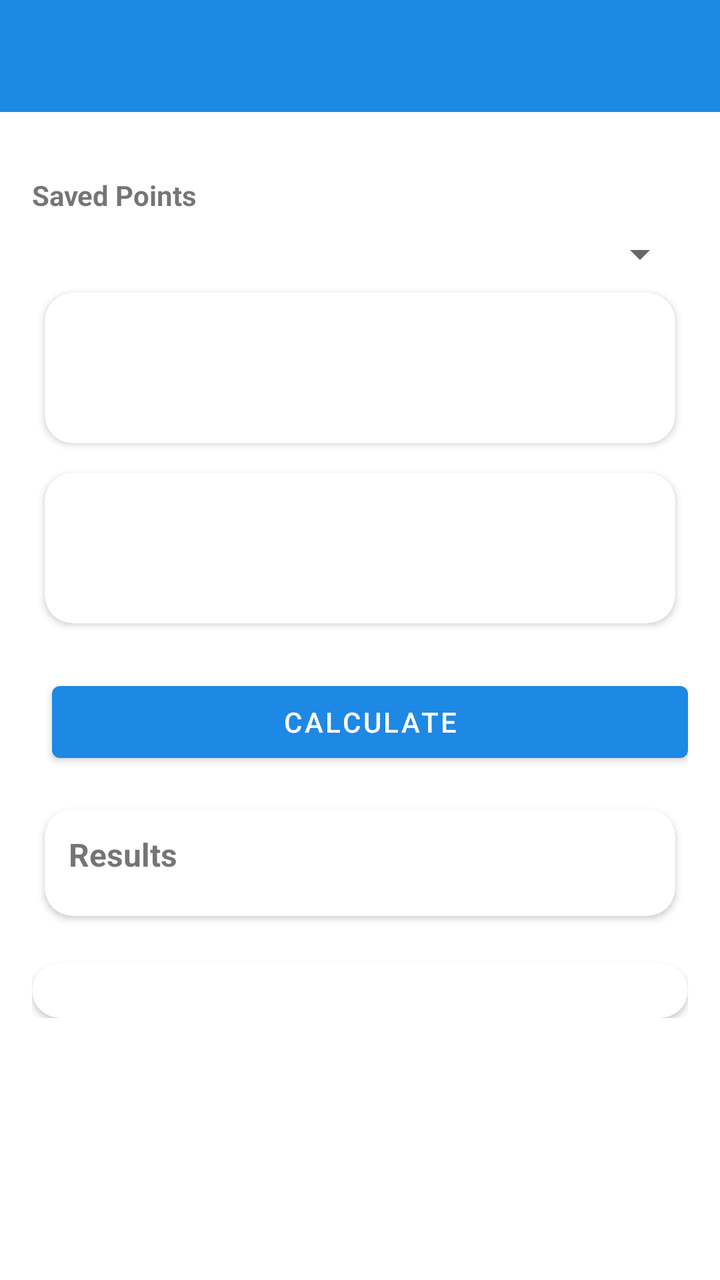
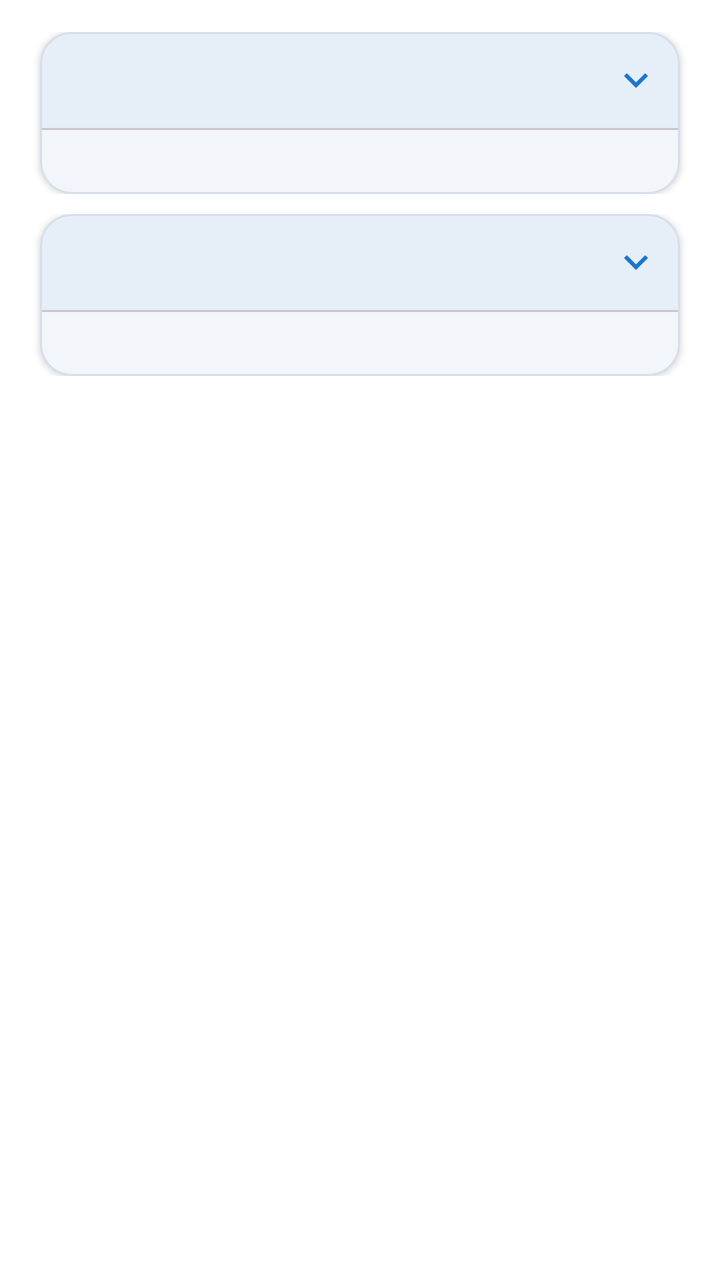

Screens rendered from an Android XML layout before and after an edit, with the pre-edit source and the edit as a unified diff.
<!-- AndroidManifest.xml: application theme Theme.LandNv4 -->
<!-- res/layout/activity_distance_calculator.xml -->
<?xml version="1.0" encoding="utf-8"?>
<LinearLayout xmlns:android="http://schemas.android.com/apk/res/android"
    xmlns:app="http://schemas.android.com/apk/res-auto"
    android:layout_width="match_parent"
    android:layout_height="match_parent"
    android:orientation="vertical">

    <include layout="@layout/include_toolbar"/>

    <ScrollView xmlns:android="http://schemas.android.com/apk/res/android"
        xmlns:app="http://schemas.android.com/apk/res-auto"
        android:layout_width="match_parent"
        android:layout_height="match_parent"
        android:padding="16dp">


        <LinearLayout
            android:layout_width="match_parent"
            android:layout_height="wrap_content"
            android:orientation="vertical">

            <TextView
                android:layout_width="match_parent"
                android:layout_height="wrap_content"
                android:layout_marginTop="16dp"
                android:text="Saved Points"
                android:textStyle="bold" />

            <Spinner
                android:id="@+id/spPointType"
                android:layout_width="match_parent"
                android:layout_height="wrap_content"
                android:layout_marginTop="8dp"/>

            
            <include
                android:id="@+id/include_formA"
                layout="@layout/include_form" />


            
            <include
                android:id="@+id/include_formB"
                layout="@layout/include_form" />



            

            <LinearLayout
                android:layout_width="match_parent"
                android:layout_height="wrap_content"
                android:layout_marginTop="18dp"
                android:orientation="horizontal">

                

                <Button
                    android:id="@+id/btnCalculate"
                    android:layout_width="0dp"
                    android:layout_height="wrap_content"
                    android:layout_marginStart="10dp"
                    android:layout_weight="1"
                    android:text="Calculate" />
            </LinearLayout>

            

            <include
                android:id="@+id/include_results"
                layout="@layout/include_results"
                android:layout_width="match_parent"
                android:layout_height="wrap_content"
                android:layout_marginTop="12dp"/>

            <com.google.android.material.card.MaterialCardView
                android:layout_width="match_parent"
                android:layout_height="wrap_content"
                android:layout_marginTop="16dp"
                app:cardCornerRadius="14dp"
                app:cardElevation="2dp">

                <TextView
                    android:id="@+id/tvError"
                    android:layout_width="match_parent"
                    android:layout_height="wrap_content"
                    android:layout_marginTop="10dp"
                    android:text=""
                    android:textSize="13sp" />

            </com.google.android.material.card.MaterialCardView>

        </LinearLayout>
    </ScrollView>
</LinearLayout>
<!-- res/layout/include_toolbar.xml (included above) -->
<?xml version="1.0" encoding="utf-8"?>
<com.google.android.material.appbar.AppBarLayout
    xmlns:android="http://schemas.android.com/apk/res/android"
    xmlns:app="http://schemas.android.com/apk/res-auto"
    android:layout_width="match_parent"
    android:layout_height="wrap_content"
    android:fitsSystemWindows="true" >

    <com.google.android.material.appbar.MaterialToolbar
        android:id="@+id/toolbar"
        android:layout_width="match_parent"
        android:layout_height="?attr/actionBarSize"
        android:background="?attr/colorPrimary"
        app:titleTextColor="@android:color/white" />
</com.google.android.material.appbar.AppBarLayout>
<!-- res/layout/include_form.xml (included above) -->
<?xml version="1.0" encoding="utf-8"?>
<com.google.android.material.card.MaterialCardView
    xmlns:android="http://schemas.android.com/apk/res/android"
    xmlns:app="http://schemas.android.com/apk/res-auto"
    android:layout_width="match_parent"
    android:layout_height="wrap_content"
    app:cardCornerRadius="14dp"
    app:cardUseCompatPadding="true"
    app:cardElevation="2dp">

    <LinearLayout
        android:layout_width="match_parent"
        android:layout_height="wrap_content"
        android:orientation="vertical"
        android:padding="12dp">

        <TextView
            android:id="@+id/form_title"
            android:layout_width="match_parent"
            android:layout_height="wrap_content"
            android:textStyle="bold"
            android:textSize="16sp"
            android:paddingBottom="8dp"/>

        <TextView
            android:id="@+id/form_subtitle"
            android:layout_width="match_parent"
            android:layout_height="wrap_content"
            android:textSize="10sp"
            android:paddingBottom="8dp"/>

        <androidx.recyclerview.widget.RecyclerView
            android:id="@+id/rv_input"
            android:layout_width="match_parent"
            android:layout_height="wrap_content"
            android:nestedScrollingEnabled="false"/>
    </LinearLayout>

</com.google.android.material.card.MaterialCardView>
<!-- res/layout/include_results.xml (included above) -->
<?xml version="1.0" encoding="utf-8"?>
<com.google.android.material.card.MaterialCardView
    xmlns:android="http://schemas.android.com/apk/res/android"
    xmlns:app="http://schemas.android.com/apk/res-auto"
    android:layout_width="match_parent"
    android:layout_height="wrap_content"
    app:cardCornerRadius="14dp"
    app:cardUseCompatPadding="true"
    app:cardElevation="2dp">

    <LinearLayout
        android:layout_width="match_parent"
        android:layout_height="wrap_content"
        android:orientation="vertical"
        android:padding="12dp">

        <TextView
            android:id="@+id/tv_results_title"
            android:layout_width="match_parent"
            android:layout_height="wrap_content"
            android:text="Results"
            android:textStyle="bold"
            android:textSize="16sp"
            android:paddingBottom="8dp"/>

        <androidx.recyclerview.widget.RecyclerView
            android:id="@+id/rv_results"
            android:layout_width="match_parent"
            android:layout_height="wrap_content"
            android:nestedScrollingEnabled="false"/>
    </LinearLayout>

</com.google.android.material.card.MaterialCardView>
<!-- resources referenced by this layout -->
<resources>
  <style name="Theme.LandNv4" parent="Theme.MaterialComponents.DayNight.NoActionBar">
          
          <item name="colorPrimary">@color/color_primary</item>
          <item name="colorPrimaryVariant">@color/color_primary_variant</item>
          <item name="colorOnPrimary">@color/color_on_primary</item>
  
          <item name="colorSecondary">@color/color_secondary</item>
          <item name="colorSecondaryVariant">@color/color_secondary_variant</item>
          <item name="colorOnSecondary">@color/color_on_secondary</item>
  
          
          <item name="android:windowBackground">@color/app_background</item>
          <item name="colorSurface">@color/app_surface</item>
          <item name="colorOnSurface">@color/app_on_surface</item>
      </style>
  <color name="color_primary_variant">#1565C0</color>
  <color name="color_secondary_variant">#00897B</color>
  <color name="app_surface">#FFFFFF</color>
  <!-- unchanged entries left out for length: 6 -->
</resources>

<!-- the commit's change to res/layout/activity_distance_calculator.xml (unified diff, before → after) -->
@@ -1,185 +1,179 @@
 <?xml version="1.0" encoding="utf-8"?>
-<LinearLayout xmlns:android="http://schemas.android.com/apk/res/android"
+<androidx.constraintlayout.widget.ConstraintLayout
+    xmlns:android="http://schemas.android.com/apk/res/android"
     xmlns:app="http://schemas.android.com/apk/res-auto"
     android:layout_width="match_parent"
-    android:layout_height="match_parent"
-    android:orientation="vertical">
+    android:layout_height="match_parent">
 
-    <include layout="@layout/include_toolbar"/>
 
-    <ScrollView xmlns:android="http://schemas.android.com/apk/res/android"
-        xmlns:app="http://schemas.android.com/apk/res-auto"
-        android:layout_width="match_parent"
-        android:layout_height="match_parent"
-        android:padding="16dp">
-
+    <androidx.core.widget.NestedScrollView
+        android:id="@+id/scrollRoot"
+        android:layout_width="0dp"
+        android:layout_height="0dp"
+        android:fillViewport="true"
+        android:clipToPadding="false"
+        android:paddingBottom="96dp"
+        app:layout_constraintTop_toTopOf="parent"
+        app:layout_constraintBottom_toBottomOf="parent"
+        app:layout_constraintStart_toStartOf="parent"
+        app:layout_constraintEnd_toEndOf="parent">
 
         <LinearLayout
             android:layout_width="match_parent"
             android:layout_height="wrap_content"
-            android:orientation="vertical">
+            android:orientation="vertical"
+            android:padding="16dp">
 
             <TextView
+                android:id="@+id/tv_error"
                 android:layout_width="match_parent"
                 android:layout_height="wrap_content"
-                android:layout_marginTop="16dp"
-                android:text="Saved Points"
-                android:textStyle="bold" />
+                android:textColor="@android:color/holo_red_light"
+                android:textSize="12sp"
+                android:layout_marginBottom="8dp"
+                android:visibility="gone"/>
 
-            <Spinner
-                android:id="@+id/spPointType"
+            <LinearLayout
+                android:id="@+id/sectionPointA"
                 android:layout_width="match_parent"
                 android:layout_height="wrap_content"
-                android:layout_marginTop="8dp"/>
+                android:orientation="vertical"
+                android:paddingBottom="10dp"
+                android:theme="@style/ThemeOverlay.LandN.Section.A">
 
-            
-            <include
-                android:id="@+id/include_formA"
-                layout="@layout/include_form" />
+                <include layout="@layout/expandable_section"/>
 
+                
 
-            
-            <include
-                android:id="@+id/include_formB"
-                layout="@layout/include_form" />
+            </LinearLayout>
 
+            <LinearLayout
+                android:id="@+id/sectionPointB"
+                android:layout_width="match_parent"
+                android:layout_height="wrap_content"
+                android:orientation="vertical"
+                android:paddingBottom="10dp"
+                android:theme="@style/ThemeOverlay.LandN.Section.A">
 
+                <include layout="@layout/expandable_section"/>
+
+                
+
+            </LinearLayout>
 
             
 
             <LinearLayout
+                android:id="@+id/sectionResults"
                 android:layout_width="match_parent"
                 android:layout_height="wrap_content"
-                android:layout_marginTop="18dp"
-                android:orientation="horizontal">
+                android:layout_marginTop="10dp"
+                android:visibility="gone"
+                android:theme="@style/ThemeOverlay.LandN.Section.B">
+
+                <include layout="@layout/expandable_section"/>
+            </LinearLayout>
+
+        </LinearLayout>
+    </androidx.core.widget.NestedScrollView>
+
+</androidx.constraintlayout.widget.ConstraintLayout>
+<!-- res/layout/expandable_section.xml (included above) -->
+<?xml version="1.0" encoding="utf-8"?>
+<merge xmlns:android="http://schemas.android.com/apk/res/android"
+    xmlns:app="http://schemas.android.com/apk/res-auto">
+
+    <com.google.android.material.card.MaterialCardView
+        style="?attr/materialCardViewStyle"
+        android:id="@+id/card"
+        android:layout_width="match_parent"
+        android:layout_height="wrap_content"
+        android:layout_marginHorizontal="4dp">
+
+        <LinearLayout
+            android:layout_width="match_parent"
+            android:layout_height="wrap_content"
+            android:orientation="vertical"
+            android:background="@android:color/transparent">
+
+            
+            <LinearLayout
+                android:id="@+id/header"
+                style="?attr/sectionHeaderStyle"
+                android:layout_width="match_parent"
+                android:layout_height="48dp"
+                android:gravity="center_vertical"
+                android:paddingStart="16dp"
+                android:paddingEnd="8dp">
+
+                <TextView
+                    android:id="@+id/tvTitle"
+                    android:layout_width="0dp"
+                    android:layout_height="wrap_content"
+                    android:layout_weight="1"
+                    android:textAppearance="?attr/textAppearanceTitleMedium"
+                    android:textStyle="bold"
+                    android:textColor="@color/text_primary"/>
 
                 
+                <com.google.android.material.button.MaterialButton
+                    android:id="@+id/btnClear"
+                    style="?attr/materialIconButtonStyle"
+                    android:layout_width="40dp"
+                    android:layout_height="40dp"
+                    android:contentDescription="Clear"
+                    android:visibility="gone"
+                    app:icon="@drawable/ic_close_24"
+                    app:iconSize="20dp"
+                    android:background="@android:color/transparent"
+                    app:iconTint="@color/brand" />
 
-                <Button
-                    android:id="@+id/btnCalculate"
-                    android:layout_width="0dp"
-                    android:layout_height="wrap_content"
-                    android:layout_marginStart="10dp"
-                    android:layout_weight="1"
-                    android:text="Calculate" />
+                <com.google.android.material.button.MaterialButton
+                    android:id="@+id/btnToggle"
+                    style="?attr/materialIconButtonStyle"
+                    android:layout_width="40dp"
+                    android:layout_height="40dp"
+                    android:contentDescription="Collapse"
+                    app:icon="@drawable/ic_expand_more_24"
+                    app:iconSize="24dp"
+                    android:background="@android:color/transparent"
+                    app:iconTint="@color/brand" />
+
             </LinearLayout>
 
+            <com.google.android.material.divider.MaterialDivider
+                android:id="@+id/divider"
+                android:layout_width="match_parent"
+                android:layout_height="wrap_content" />
+
             
-
-            <include
-                android:id="@+id/include_results"
-                layout="@layout/include_results"
+            <LinearLayout
+                android:id="@+id/expandable_container"
+                style="?attr/sectionContentStyle"
                 android:layout_width="match_parent"
                 android:layout_height="wrap_content"
-                android:layout_marginTop="12dp"/>
+                android:orientation="vertical"
+                android:padding="16dp"
+                android:gravity="center_horizontal">
 
-            <com.google.android.material.card.MaterialCardView
-                android:layout_width="match_parent"
-                android:layout_height="wrap_content"
-                android:layout_marginTop="16dp"
-                app:cardCornerRadius="14dp"
-                app:cardElevation="2dp">
-
-                <TextView
-                    android:id="@+id/tvError"
+                <FrameLayout
+                    android:id="@+id/content"
                     android:layout_width="match_parent"
                     android:layout_height="wrap_content"
-                    android:layout_marginTop="10dp"
-                    android:text=""
-                    android:textSize="13sp" />
+                    android:background="@android:color/transparent"/>
 
-            </com.google.android.material.card.MaterialCardView>
+                <com.google.android.material.button.MaterialButton
+                    android:id="@+id/btnAction"
+                    android:layout_width="wrap_content"
+                    android:layout_height="wrap_content"
+                    android:minWidth="48dp"
+                    android:layout_marginHorizontal="12dp"
+                    android:layout_marginVertical="8dp"
+                    android:visibility="gone" />
+            </LinearLayout>
+
 
         </LinearLayout>
-    </ScrollView>
-</LinearLayout>
-<!-- res/layout/include_toolbar.xml (included above) -->
-<?xml version="1.0" encoding="utf-8"?>
-<com.google.android.material.appbar.AppBarLayout
-    xmlns:android="http://schemas.android.com/apk/res/android"
-    xmlns:app="http://schemas.android.com/apk/res-auto"
-    android:layout_width="match_parent"
-    android:layout_height="wrap_content"
-    android:fitsSystemWindows="true" >
 
-    <com.google.android.material.appbar.MaterialToolbar
-        android:id="@+id/toolbar"
-        android:layout_width="match_parent"
-        android:layout_height="?attr/actionBarSize"
-        android:background="?attr/colorPrimary"
-        app:titleTextColor="@android:color/white" />
-</com.google.android.material.appbar.AppBarLayout>
-<!-- res/layout/include_form.xml (included above) -->
-<?xml version="1.0" encoding="utf-8"?>
-<com.google.android.material.card.MaterialCardView
-    xmlns:android="http://schemas.android.com/apk/res/android"
-    xmlns:app="http://schemas.android.com/apk/res-auto"
-    android:layout_width="match_parent"
-    android:layout_height="wrap_content"
-    app:cardCornerRadius="14dp"
-    app:cardUseCompatPadding="true"
-    app:cardElevation="2dp">
-
-    <LinearLayout
-        android:layout_width="match_parent"
-        android:layout_height="wrap_content"
-        android:orientation="vertical"
-        android:padding="12dp">
-
-        <TextView
-            android:id="@+id/form_title"
-            android:layout_width="match_parent"
-            android:layout_height="wrap_content"
-            android:textStyle="bold"
-            android:textSize="16sp"
-            android:paddingBottom="8dp"/>
-
-        <TextView
-            android:id="@+id/form_subtitle"
-            android:layout_width="match_parent"
-            android:layout_height="wrap_content"
-            android:textSize="10sp"
-            android:paddingBottom="8dp"/>
-
-        <androidx.recyclerview.widget.RecyclerView
-            android:id="@+id/rv_input"
-            android:layout_width="match_parent"
-            android:layout_height="wrap_content"
-            android:nestedScrollingEnabled="false"/>
-    </LinearLayout>
-
-</com.google.android.material.card.MaterialCardView>
-<!-- res/layout/include_results.xml (included above) -->
-<?xml version="1.0" encoding="utf-8"?>
-<com.google.android.material.card.MaterialCardView
-    xmlns:android="http://schemas.android.com/apk/res/android"
-    xmlns:app="http://schemas.android.com/apk/res-auto"
-    android:layout_width="match_parent"
-    android:layout_height="wrap_content"
-    app:cardCornerRadius="14dp"
-    app:cardUseCompatPadding="true"
-    app:cardElevation="2dp">
-
-    <LinearLayout
-        android:layout_width="match_parent"
-        android:layout_height="wrap_content"
-        android:orientation="vertical"
-        android:padding="12dp">
-
-        <TextView
-            android:id="@+id/tv_results_title"
-            android:layout_width="match_parent"
-            android:layout_height="wrap_content"
-            android:text="Results"
-            android:textStyle="bold"
-            android:textSize="16sp"
-            android:paddingBottom="8dp"/>
-
-        <androidx.recyclerview.widget.RecyclerView
-            android:id="@+id/rv_results"
-            android:layout_width="match_parent"
-            android:layout_height="wrap_content"
-            android:nestedScrollingEnabled="false"/>
-    </LinearLayout>
-
-</com.google.android.material.card.MaterialCardView>
+    </com.google.android.material.card.MaterialCardView>
+</merge>
<!-- resource entries referenced after the edit -->
@@ -1,23 +1,111 @@
 <!-- resources referenced by this layout -->
 <resources>
-  <style name="Theme.LandNv4" parent="Theme.MaterialComponents.DayNight.NoActionBar">
+  <color name="brand">#1976D2</color>
+  <color name="text_primary">#0F172A</color>
+  <!-- drawable ic_close_24 (drawable) -->
+  <vector xmlns:android="http://schemas.android.com/apk/res/android" android:height="24dp" android:tint="#000000" android:viewportHeight="960" android:viewportWidth="960" android:width="24dp">
+        
+      <path android:fillColor="@android:color/white" android:pathData="M256,760L200,704L424,480L200,256L256,200L480,424L704,200L760,256L536,480L760,704L704,760L480,536L256,760Z"/>
+      
+  </vector>
+  <!-- drawable ic_expand_more_24 (drawable) -->
+  <vector xmlns:android="http://schemas.android.com/apk/res/android" android:height="24dp" android:tint="#000000" android:viewportHeight="24" android:viewportWidth="24" android:width="24dp">
+        
+      <path android:fillColor="@android:color/white" android:pathData="M16.59,8.59L12,13.17 7.41,8.59 6,10l6,6 6,-6z"/>
+      
+  </vector>
+  <style name="ThemeOverlay.LandN.Section.A" parent="">
+          <item name="sectionHeaderStyle">@style/Widget.LandN.Header.A</item>
+          <item name="sectionContentStyle">@style/Widget.LandN.Content.A</item>
+  
+          <item name="materialCardViewStyle">@style/Widget.LandN.SectionCard.A</item>
+  
+          <item name="materialIconButtonStyle">@style/Widget.LandN.MaterialIconButton.A</item>
+      </style>
+  <style name="ThemeOverlay.LandN.Section.B" parent="">
+          <item name="sectionHeaderStyle">@style/Widget.LandN.Header.B</item>
+          <item name="sectionContentStyle">@style/Widget.LandN.Content.B</item>
+  
+          <item name="materialCardViewStyle">@style/Widget.LandN.SectionCard.B</item>
+  
+          <item name="materialIconButtonStyle">@style/Widget.LandN.MaterialIconButton.B</item>
+      </style>
+  <style name="Theme.LandNv4" parent="Theme.Material3.DayNight.NoActionBar">
+  
           
           <item name="colorPrimary">@color/color_primary</item>
-          <item name="colorPrimaryVariant">@color/color_primary_variant</item>
           <item name="colorOnPrimary">@color/color_on_primary</item>
-  
           <item name="colorSecondary">@color/color_secondary</item>
-          <item name="colorSecondaryVariant">@color/color_secondary_variant</item>
           <item name="colorOnSecondary">@color/color_on_secondary</item>
   
           
           <item name="android:windowBackground">@color/app_background</item>
-          <item name="colorSurface">@color/app_surface</item>
+  
           <item name="colorOnSurface">@color/app_on_surface</item>
+  
+          
+          <item name="colorSurface">#F5F5F5</item>
+          <item name="colorSurfaceVariant">#EEEEEE</item>
+          <item name="colorSurfaceContainer">#F2F2F2</item>
+          <item name="colorSurfaceContainerLow">#F7F7F7</item>
+  
+          
+          <item name="android:statusBarColor">@android:color/transparent</item>
+          <item name="android:navigationBarColor">@android:color/transparent</item>
+  
+          
+          <item name="android:enforceStatusBarContrast">false</item>
+          <item name="android:enforceNavigationBarContrast">false</item>
+          <item name="android:windowLightStatusBar">false</item>
+          <item name="android:windowLightNavigationBar">false</item>
+  
+  
       </style>
-  <color name="color_primary_variant">#1565C0</color>
-  <color name="color_secondary_variant">#00897B</color>
-  <color name="app_surface">#FFFFFF</color>
+  <style name="Widget.LandN.Header.A" parent="">
+          <item name="android:background">@color/card_header_bg</item>
+      </style>
+  <style name="Widget.LandN.Content.A" parent="">
+          <item name="android:background">@android:color/transparent</item>
+      </style>
+  <style name="Widget.LandN.SectionCard.A" parent="Widget.MaterialComponents.CardView">
+          <item name="cardBackgroundColor">@color/card_bg</item>
+          <item name="cardElevation">2dp</item>          
+          <item name="strokeWidth">1dp</item>           
+          <item name="strokeColor">@color/card_stroke</item>
+          <item name="shapeAppearanceOverlay">@style/ShapeAppearanceOverlay.LandN.SectionRounded</item>
+      </style>
+  <style name="Widget.LandN.MaterialIconButton.A" parent="Widget.Material3.Button.IconButton">
+          <item name="backgroundColor">@android:color/transparent</item>
+          <item name="iconTint">@color/brand</item>
+      </style>
+  <style name="Widget.LandN.Header.B" parent="">
+          <item name="android:background">@color/card_b_header_bg</item>
+      </style>
+  <style name="Widget.LandN.Content.B" parent="">
+          <item name="android:background">@android:color/transparent</item>
+      </style>
+  <style name="Widget.LandN.SectionCard.B" parent="Widget.MaterialComponents.CardView">
+          <item name="cardBackgroundColor">@color/card_b_bg</item>
+          <item name="strokeColor">@color/card_b_stroke</item>
+          <item name="strokeWidth">1dp</item>
+          <item name="cardElevation">1dp</item>
+          <item name="shapeAppearanceOverlay">@style/ShapeAppearanceOverlay.LandN.SectionRounded</item>
+      </style>
+  <style name="Widget.LandN.MaterialIconButton.B" parent="Widget.Material3.Button.IconButton">
+          <item name="backgroundColor">@android:color/transparent</item>
+          <item name="iconTint">@color/brand_b</item>
+      </style>
+  <color name="card_header_bg">#E6EEF8</color>
+  <color name="card_bg">#F2F5F9</color>
+  <color name="card_stroke">#D6DEEA</color>
+  <style name="ShapeAppearanceOverlay.LandN.SectionRounded">
+          <item name="cornerFamily">rounded</item>
+          <item name="cornerSize">16dp</item>
+      </style>
+  <color name="card_b_header_bg">#DFF1EE</color>
+  <color name="card_b_bg">#F1F7F6</color>
+  <color name="card_b_stroke">#CFE3E0</color>
+  <color name="brand_b">#2C3A4B</color>
   <!-- unchanged entries left out for length: 6 -->
 </resources>
 
